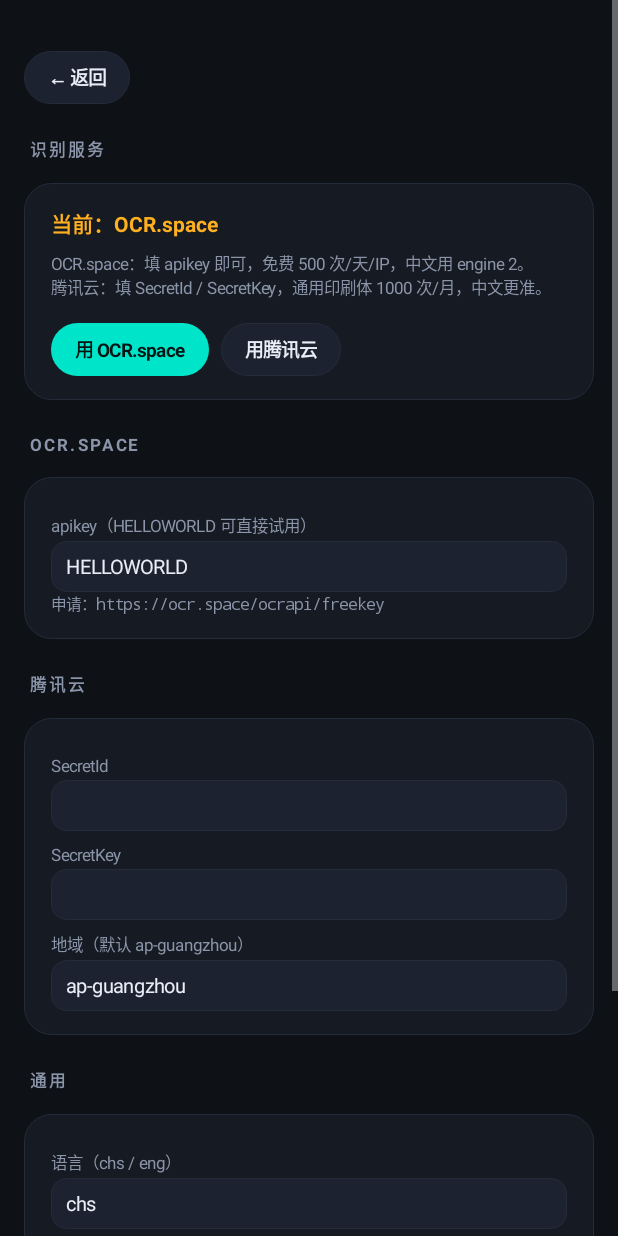
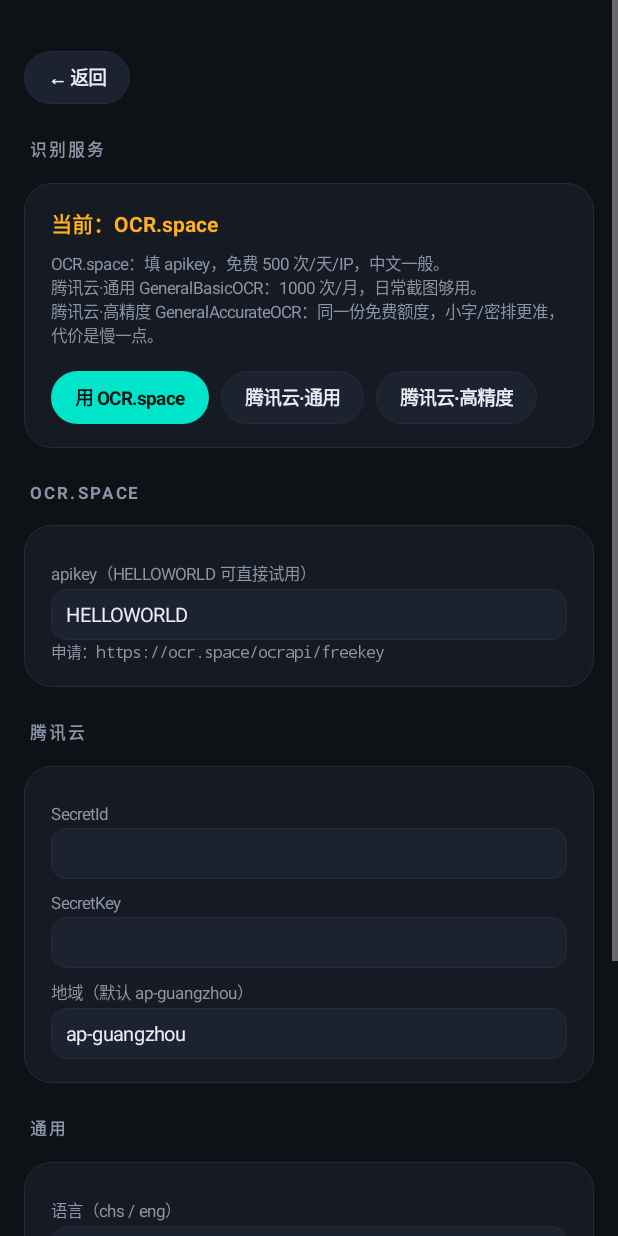
Before and after one commit to Haven-Lv/screenshot-ocr, an Android app: the screen it shows after launch (SettingsActivity), after a tap on "设置", on a phone screen of 412 x 824 dp. Run offline under Robolectric (Android 15) with nearby library versions, the phone set to English and light mode, and no system bars; pictures from the network do not load.

Commit message:
feat(ocr): 新增腾讯云高精度 GeneralAccurateOCR 选项（v1.1.8）
- Cfg: 新增 PROVIDER_TENCENT_ACC，providerName/ready 适配三 provider
- OcrClient: tencent() 接受 apiAction，按 provider 分发 Basic / Accurate
- Settings: 三个按钮切换，说明高精度与通用共用 1000 次/月额度
- README/Release notes: 补腾讯云开通与密钥获取链接

```diff
--- a/app/src/main/java/cn/yg/ocrshare/Cfg.java
+++ b/app/src/main/java/cn/yg/ocrshare/Cfg.java
@@ -7,6 +7,8 @@ import android.content.SharedPreferences;
 final class Cfg {
     static final int PROVIDER_OCRSPACE = 0;
     static final int PROVIDER_TENCENT = 1;
+    /** 腾讯云 通用文字识别（高精度版）GeneralAccurateOCR，对截图/小字更稳 */
+    static final int PROVIDER_TENCENT_ACC = 2;
 
     int provider = PROVIDER_OCRSPACE;
     String ocrSpaceKey = "HELLOWORLD";
@@ -45,11 +47,17 @@ final class Cfg {
     }
 
     String providerName() {
-        return provider == PROVIDER_TENCENT ? "腾讯云 OCR" : "OCR.space";
+        if (provider == PROVIDER_TENCENT) {
+            return "腾讯云·通用版";
+        }
+        if (provider == PROVIDER_TENCENT_ACC) {
+            return "腾讯云·高精度";
+        }
+        return "OCR.space";
     }
 
     boolean ready() {
-        if (provider == PROVIDER_TENCENT) {
+        if (provider != PROVIDER_OCRSPACE) {
             return !tencentId.trim().isEmpty() && !tencentKey.trim().isEmpty();
         }
         return !ocrSpaceKey.trim().isEmpty();
--- a/app/src/main/java/cn/yg/ocrshare/SettingsActivity.java
+++ b/app/src/main/java/cn/yg/ocrshare/SettingsActivity.java
@@ -42,8 +42,9 @@ public class SettingsActivity extends Activity {
         LinearLayout pCard = Ui.card(this, Ui.CARD, Ui.LINE);
         providerView = Ui.text(this, "", 14f, Ui.ACCENT, false, true);
         pCard.addView(providerView);
-        TextView hint = Ui.text(this, "OCR.space：填 apikey 即可，免费 500 次/天/IP，中文用 engine 2。\n"
-                + "腾讯云：填 SecretId / SecretKey，通用印刷体 1000 次/月，中文更准。", 11f, Ui.SUB, false, false);
+        TextView hint = Ui.text(this, "OCR.space：填 apikey，免费 500 次/天/IP，中文一般。\n"
+                + "腾讯云·通用 GeneralBasicOCR：1000 次/月，日常截图够用。\n"
+                + "腾讯云·高精度 GeneralAccurateOCR：同一份免费额度，小字/密排更准，代价是慢一点。", 11f, Ui.SUB, false, false);
         hint.setPadding(0, Ui.dp(this, 8), 0, Ui.dp(this, 8));
         pCard.addView(hint);
         LinearLayout pRow = new LinearLayout(this);
@@ -53,13 +54,19 @@ public class SettingsActivity extends Activity {
             cfg.provider = Cfg.PROVIDER_OCRSPACE;
             renderProvider();
         });
-        TextView useTc = Ui.button(this, "用腾讯云", false);
+        TextView useTc = Ui.button(this, "腾讯云·通用", false);
         useTc.setOnClickListener(v -> {
             cfg.provider = Cfg.PROVIDER_TENCENT;
             renderProvider();
         });
+        TextView useAcc = Ui.button(this, "腾讯云·高精度", false);
+        useAcc.setOnClickListener(v -> {
+            cfg.provider = Cfg.PROVIDER_TENCENT_ACC;
+            renderProvider();
+        });
         pRow.addView(useSpace);
         pRow.addView(useTc);
+        pRow.addView(useAcc);
         pCard.addView(pRow);
         box.addView(pCard);
 
@@ -108,7 +115,7 @@ public class SettingsActivity extends Activity {
 
     private void renderProvider() {
         providerView.setText("当前：" + cfg.providerName());
-        if (cfg.provider == Cfg.PROVIDER_TENCENT) {
+        if (cfg.provider != Cfg.PROVIDER_OCRSPACE) {
             providerView.setTextColor(Ui.ACCENT);
         } else {
             providerView.setTextColor(Ui.WARN);
```
Also changed, not shown: app/src/main/java/cn/yg/ocrshare/OcrClient.java (+6 -3 lines), 3 other files.
